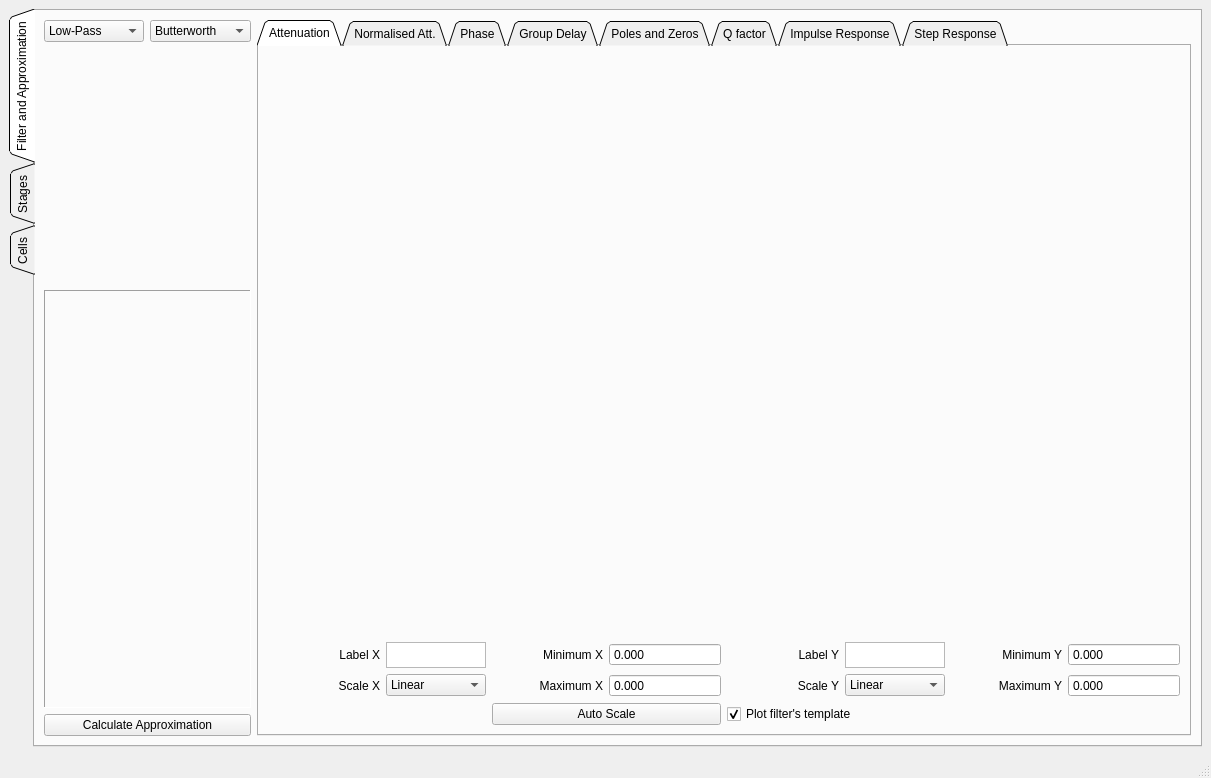
Before: the Qt Designer form app/designer/main_view/main_view.ui in grupo-tc-volcan/TP4, drawn with Qt 5.
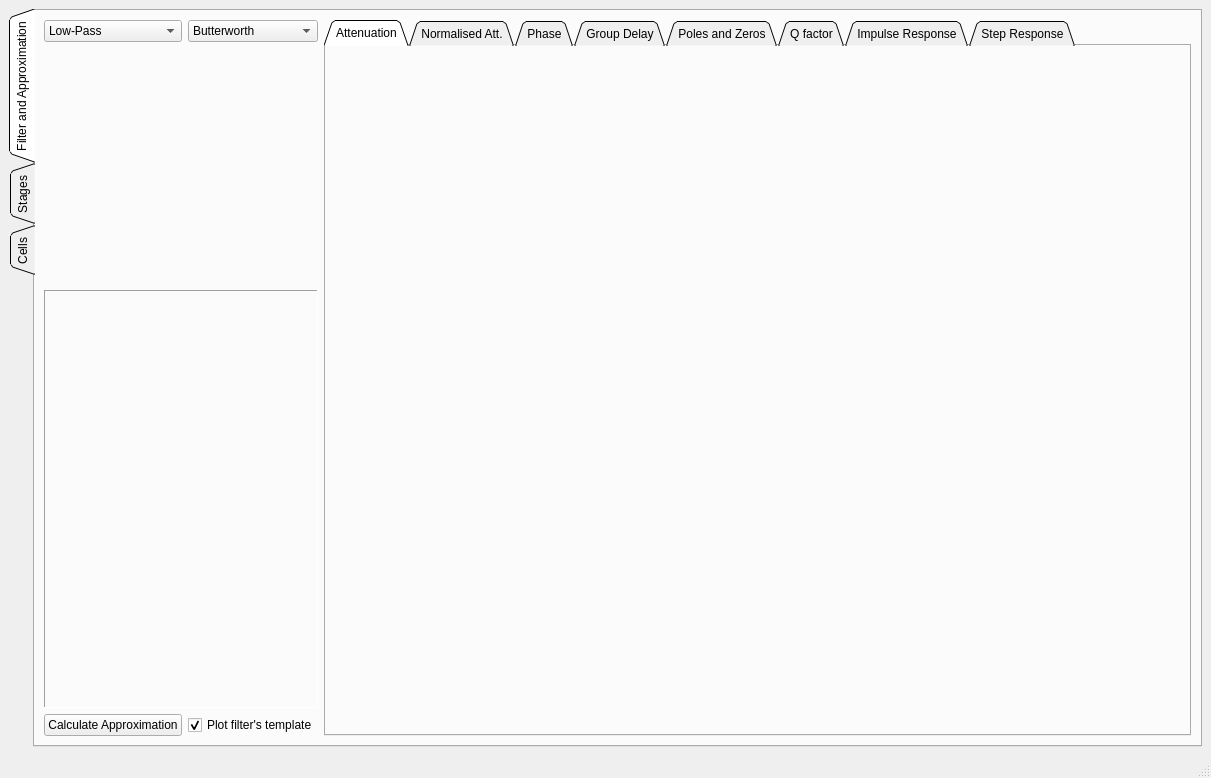
After: the same form once the commit is applied. Icons and pictures are not drawn.

Commit message: navigation toolbar working in approximation plot

Patch:
```diff
--- a/app/designer/main_view/main_view.ui
+++ b/app/designer/main_view/main_view.ui
@@ -251,7 +251,7 @@
           </item>
          </widget>
         </item>
-        <item row="0" column="2" rowspan="5">
+        <item row="0" column="4" rowspan="5">
          <widget class="QTabWidget" name="approx_plot">
           <property name="sizePolicy">
            <sizepolicy hsizetype="Expanding" vsizetype="Expanding">
@@ -268,224 +268,35 @@
           <property name="documentMode">
            <bool>false</bool>
           </property>
+          <property name="tabBarAutoHide">
+           <bool>false</bool>
+          </property>
           <widget class="QWidget" name="attenuation">
            <attribute name="title">
             <string>Attenuation</string>
            </attribute>
            <layout class="QGridLayout" name="gridLayout_3">
-            <item row="0" column="0" colspan="8">
+            <item row="1" column="0">
              <widget class="QStackedWidget" name="plot_1">
               <widget class="QWidget" name="page"/>
               <widget class="QWidget" name="page_2"/>
              </widget>
             </item>
-            <item row="1" column="0">
-             <widget class="QLabel" name="label">
-              <property name="text">
-               <string>Label X</string>
-              </property>
-              <property name="alignment">
-               <set>Qt::AlignRight|Qt::AlignTrailing|Qt::AlignVCenter</set>
-              </property>
-             </widget>
-            </item>
-            <item row="1" column="1">
-             <widget class="QTextEdit" name="label_x_1">
-              <property name="maximumSize">
-               <size>
-                <width>100</width>
-                <height>26</height>
-               </size>
-              </property>
-             </widget>
-            </item>
-            <item row="1" column="2">
-             <widget class="QLabel" name="label_3">
-              <property name="text">
-               <string>Minimum X</string>
-              </property>
-              <property name="alignment">
-               <set>Qt::AlignRight|Qt::AlignTrailing|Qt::AlignVCenter</set>
-              </property>
-             </widget>
-            </item>
-            <item row="1" column="3">
-             <widget class="QDoubleSpinBox" name="min_x_1">
-              <property name="buttonSymbols">
-               <enum>QAbstractSpinBox::NoButtons</enum>
-              </property>
-              <property name="suffix">
-               <string/>
-              </property>
-              <property name="decimals">
-               <number>3</number>
-              </property>
-             </widget>
-            </item>
-            <item row="1" column="4">
-             <widget class="QLabel" name="label_5">
-              <property name="text">
-               <string>Label Y</string>
-              </property>
-              <property name="alignment">
-               <set>Qt::AlignRight|Qt::AlignTrailing|Qt::AlignVCenter</set>
-              </property>
-             </widget>
-            </item>
-            <item row="1" column="5">
-             <widget class="QTextEdit" name="label_y_1">
-              <property name="maximumSize">
-               <size>
-                <width>100</width>
-                <height>26</height>
-               </size>
-              </property>
-             </widget>
-            </item>
-            <item row="1" column="6">
-             <widget class="QLabel" name="label_7">
-              <property name="text">
-               <string>Minimum Y</string>
-              </property>
-              <property name="alignment">
-               <set>Qt::AlignRight|Qt::AlignTrailing|Qt::AlignVCenter</set>
-              </property>
-             </widget>
-            </item>
-            <item row="1" column="7">
-             <widget class="QDoubleSpinBox" name="min_y_1">
-              <property name="buttonSymbols">
-               <enum>QAbstractSpinBox::NoButtons</enum>
-              </property>
-              <property name="suffix">
-               <string/>
-              </property>
-              <property name="decimals">
-               <number>3</number>
-              </property>
-             </widget>
-            </item>
             <item row="2" column="0">
-             <widget class="QLabel" name="label_2">
-              <property name="text">
-               <string>Scale X</string>
-              </property>
-              <property name="alignment">
-               <set>Qt::AlignRight|Qt::AlignTrailing|Qt::AlignVCenter</set>
-              </property>
-             </widget>
-            </item>
-            <item row="2" column="1">
-             <widget class="QComboBox" name="scale_x_1">
-              <property name="maximumSize">
+             <widget class="QStackedWidget" name="toolbar_1">
+              <property name="minimumSize">
                <size>
-                <width>100</width>
-                <height>16777215</height>
+                <width>0</width>
+                <height>40</height>
                </size>
               </property>
-              <item>
-               <property name="text">
-                <string>Linear</string>
-               </property>
-              </item>
-              <item>
-               <property name="text">
-                <string>Logarithmic</string>
-               </property>
-              </item>
-             </widget>
-            </item>
-            <item row="2" column="2">
-             <widget class="QLabel" name="label_4">
-              <property name="text">
-               <string>Maximum X</string>
-              </property>
-              <property name="alignment">
-               <set>Qt::AlignRight|Qt::AlignTrailing|Qt::AlignVCenter</set>
-              </property>
-             </widget>
-            </item>
-            <item row="2" column="3">
-             <widget class="QDoubleSpinBox" name="max_x_1">
-              <property name="buttonSymbols">
-               <enum>QAbstractSpinBox::NoButtons</enum>
-              </property>
-              <property name="suffix">
-               <string/>
-              </property>
-              <property name="decimals">
-               <number>3</number>
-              </property>
-             </widget>
-            </item>
-            <item row="2" column="4">
-             <widget class="QLabel" name="label_6">
-              <property name="text">
-               <string>Scale Y</string>
-              </property>
-              <property name="alignment">
-               <set>Qt::AlignRight|Qt::AlignTrailing|Qt::AlignVCenter</set>
-              </property>
-             </widget>
-            </item>
-            <item row="2" column="5">
-             <widget class="QComboBox" name="scale_y_1">
               <property name="maximumSize">
                <size>
-                <width>100</width>
-                <height>16777215</height>
+                <width>16777215</width>
+                <height>40</height>
                </size>
               </property>
-              <item>
-               <property name="text">
-                <string>Linear</string>
-               </property>
-              </item>
-              <item>
-               <property name="text">
-                <string>Logarithmic</string>
-               </property>
-              </item>
-             </widget>
-            </item>
-            <item row="2" column="6">
-             <widget class="QLabel" name="label_8">
-              <property name="text">
-               <string>Maximum Y</string>
-              </property>
-              <property name="alignment">
-               <set>Qt::AlignRight|Qt::AlignTrailing|Qt::AlignVCenter</set>
-              </property>
-             </widget>
-            </item>
-            <item row="2" column="7">
-             <widget class="QDoubleSpinBox" name="max_y_1">
-              <property name="buttonSymbols">
-               <enum>QAbstractSpinBox::NoButtons</enum>
-              </property>
-              <property name="suffix">
-               <string/>
-              </property>
-              <property name="decimals">
-               <number>3</number>
-              </property>
-             </widget>
-            </item>
-            <item row="3" column="2" colspan="2">
-             <widget class="QPushButton" name="auto_scale_1">
-              <property name="text">
-               <string>Auto Scale</string>
-              </property>
-             </widget>
-            </item>
-            <item row="3" column="4" colspan="2">
-             <widget class="QCheckBox" name="plot_template_1">
-              <property name="text">
-               <string>Plot filter's template</string>
-              </property>
-              <property name="checked">
-               <bool>true</bool>
-              </property>
+              <widget class="QWidget" name="toolbar_1Page1_2" native="true"/>
              </widget>
             </item>
            </layout>
@@ -1996,13 +1807,23 @@
           </widget>
          </widget>
         </item>
-        <item row="4" column="0" colspan="2">
+        <item row="4" column="0">
          <widget class="QPushButton" name="calculate_button">
           <property name="text">
            <string>Calculate Approximation</string>
           </property>
          </widget>
         </item>
+        <item row="4" column="1">
+         <widget class="QCheckBox" name="plot_template_1">
+          <property name="text">
+           <string>Plot filter's template</string>
+          </property>
+          <property name="checked">
+           <bool>true</bool>
+          </property>
+         </widget>
+        </item>
        </layout>
       </widget>
       <widget class="QWidget" name="tab_stages">
```
Left out of the diff: 9 changed lines with no effect on the pictures. The commit also changes 2 other files.
